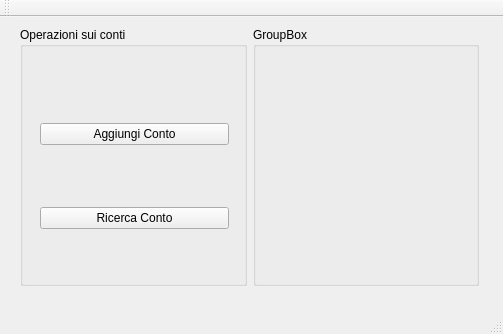
Qt form mainwindow.ui (acavestro/qDB) before a commit.
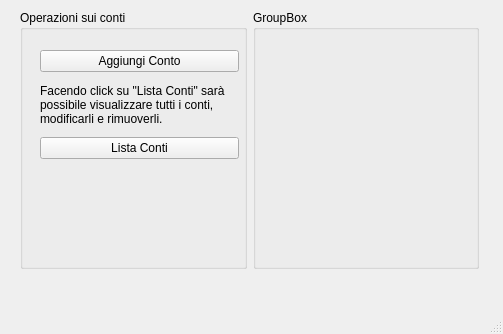
The same form after that commit.

Commit message: Sistemata la finestra di ricerca. È proprio figa :D

What changed in the file:
```diff
--- a/mainwindow.ui
+++ b/mainwindow.ui
@@ -41,8 +41,8 @@
          <rect>
           <x>9</x>
           <y>29</y>
-          <width>211</width>
-          <height>241</height>
+          <width>221</width>
+          <height>131</height>
          </rect>
         </property>
         <layout class="QVBoxLayout" name="verticalLayout">
@@ -53,10 +53,23 @@
            </property>
           </widget>
          </item>
+         <item>
+          <widget class="QLabel" name="label">
+           <property name="text">
+            <string>Facendo click su &quot;Lista Conti&quot; sarà possibile visualizzare tutti i conti, modificarli e rimuoverli.</string>
+           </property>
+           <property name="scaledContents">
+            <bool>false</bool>
+           </property>
+           <property name="wordWrap">
+            <bool>true</bool>
+           </property>
+          </widget>
+         </item>
          <item>
           <widget class="QPushButton" name="btnSearchAccount">
            <property name="text">
-            <string>Ricerca Conto</string>
+            <string>Lista Conti</string>
            </property>
           </widget>
          </item>
@@ -67,24 +80,6 @@
     </layout>
    </widget>
   </widget>
-  <widget class="QMenuBar" name="menuBar">
-   <property name="geometry">
-    <rect>
-     <x>0</x>
-     <y>0</y>
-     <width>503</width>
-     <height>22</height>
-    </rect>
-   </property>
-  </widget>
-  <widget class="QToolBar" name="mainToolBar">
-   <attribute name="toolBarArea">
-    <enum>TopToolBarArea</enum>
-   </attribute>
-   <attribute name="toolBarBreak">
-    <bool>false</bool>
-   </attribute>
-  </widget>
   <widget class="QStatusBar" name="statusBar"/>
  </widget>
  <layoutdefault spacing="6" margin="11"/>
```
Left out of the diff: 1 changed line with no effect on the pictures. The commit also changes 13 other files.
